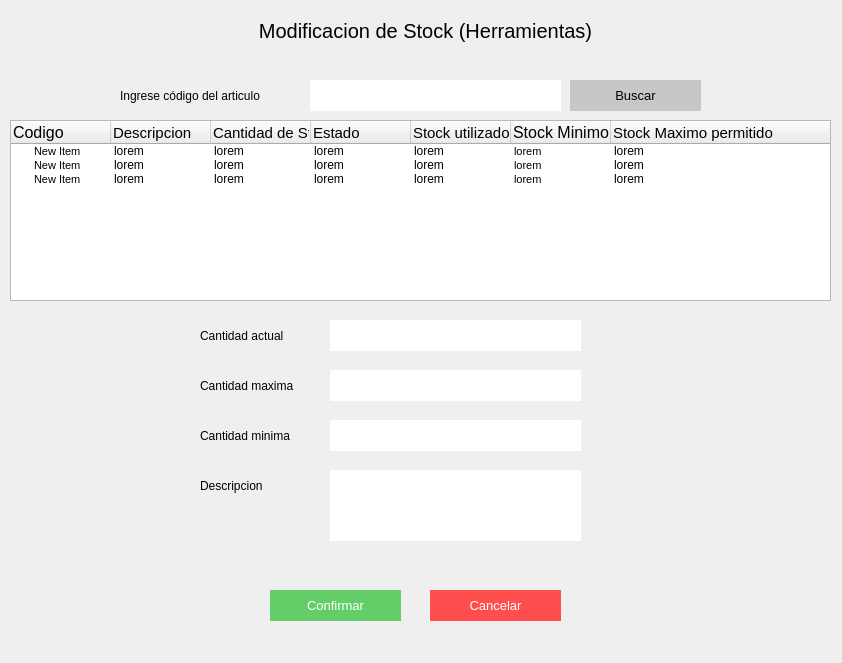
Above: Pantallas UI/Herramientas/modificacion de stock/modificacionDeStockHerramientas.ui from AlemFernandez786/Scabox before the change. Below: the same form after it.
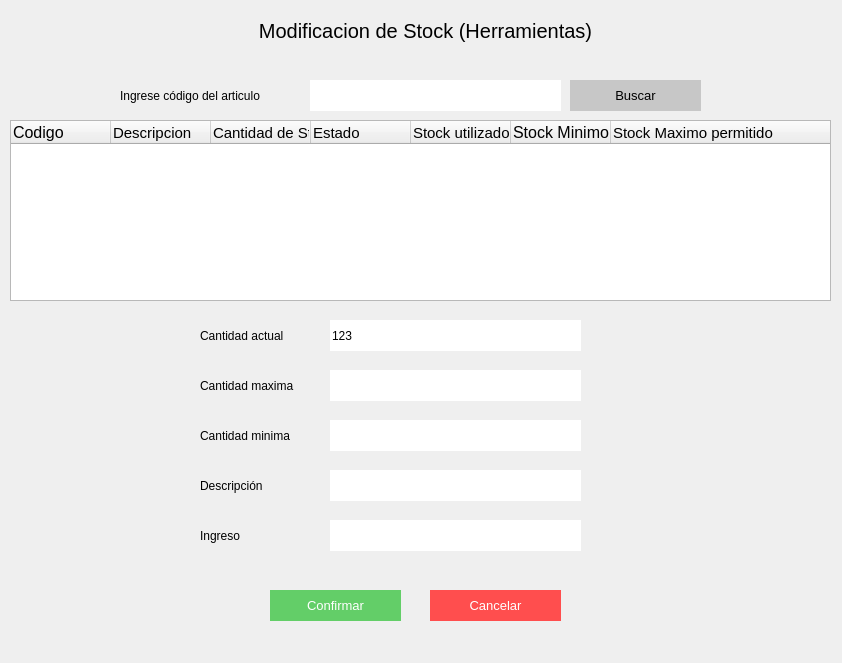
That is the form after the change.

What changed in the file:
```diff
--- a/Pantallas UI/Herramientas/modificacion de stock/modificacionDeStockHerramientas.ui
+++ b/Pantallas UI/Herramientas/modificacion de stock/modificacionDeStockHerramientas.ui
@@ -124,6 +124,9 @@
    </property>
   </widget>
   <widget class="QLineEdit" name="he_input_1">
+   <property name="enabled">
+    <bool>false</bool>
+   </property>
    <property name="geometry">
     <rect>
      <x>330</x>
@@ -135,10 +138,11 @@
    <property name="styleSheet">
     <string notr="true">border:none;
 background-color: rgb(255, 255, 255);
-font: 11pt &quot;MS Shell Dlg 2&quot;;</string>
+font: 11pt &quot;MS Shell Dlg 2&quot;;
+color: rgb(0, 0, 0);</string>
    </property>
    <property name="text">
-    <string/>
+    <string>123</string>
    </property>
   </widget>
   <widget class="QLabel" name="label_3">
@@ -244,22 +248,26 @@
 text-align:center;</string>
    </property>
    <property name="text">
-    <string>Descripcion</string>
+    <string>Descripción</string>
    </property>
   </widget>
   <widget class="QTextEdit" name="he_input_4">
+   <property name="enabled">
+    <bool>false</bool>
+   </property>
    <property name="geometry">
     <rect>
      <x>330</x>
      <y>470</y>
      <width>251</width>
-     <height>71</height>
+     <height>31</height>
     </rect>
    </property>
    <property name="styleSheet">
     <string notr="true">border:none;
 background-color: rgb(255, 255, 255);
-font: 11pt &quot;MS Shell Dlg 2&quot;;</string>
+font: 11pt &quot;MS Shell Dlg 2&quot;;
+color: rgb(0, 0, 0);</string>
    </property>
   </widget>
   <widget class="QTreeWidget" name="he_tabla">
@@ -341,105 +349,41 @@
      </font>
     </property>
    </column>
-   <item>
-    <property name="text">
-     <string>New Item  </string>
-    </property>
-    <property name="font">
-     <font>
-      <pointsize>8</pointsize>
-     </font>
-    </property>
-    <property name="text">
-     <string>lorem</string>
-    </property>
-    <property name="text">
-     <string>lorem</string>
-    </property>
-    <property name="text">
-     <string>lorem</string>
-    </property>
-    <property name="text">
-     <string>lorem</string>
-    </property>
-    <property name="text">
-     <string>lorem</string>
-    </property>
-    <property name="font">
-     <font>
-      <pointsize>8</pointsize>
-     </font>
-    </property>
-    <property name="text">
-     <string>lorem</string>
-    </property>
-   </item>
-   <item>
-    <property name="text">
-     <string>New Item</string>
-    </property>
-    <property name="font">
-     <font>
-      <pointsize>8</pointsize>
-     </font>
-    </property>
-    <property name="text">
-     <string>lorem</string>
-    </property>
-    <property name="text">
-     <string>lorem</string>
-    </property>
-    <property name="text">
-     <string>lorem</string>
-    </property>
-    <property name="text">
-     <string>lorem</string>
-    </property>
-    <property name="text">
-     <string>lorem</string>
-    </property>
-    <property name="font">
-     <font>
-      <pointsize>8</pointsize>
-     </font>
-    </property>
-    <property name="text">
-     <string>lorem</string>
-    </property>
-   </item>
-   <item>
-    <property name="text">
-     <string>New Item</string>
-    </property>
-    <property name="font">
-     <font>
-      <pointsize>8</pointsize>
-     </font>
-    </property>
-    <property name="text">
-     <string>lorem</string>
-    </property>
-    <property name="text">
-     <string>lorem</string>
-    </property>
-    <property name="text">
-     <string>lorem</string>
-    </property>
-    <property name="text">
-     <string>lorem</string>
-    </property>
-    <property name="text">
-     <string>lorem</string>
-    </property>
-    <property name="font">
-     <font>
-      <pointsize>8</pointsize>
-     </font>
-    </property>
-    <property name="text">
-     <string>lorem</string>
-    </property>
-   </item>
+  </widget>
+  <widget class="QLabel" name="label_7">
+   <property name="geometry">
+    <rect>
+     <x>200</x>
+     <y>520</y>
+     <width>111</width>
+     <height>31</height>
+    </rect>
+   </property>
+   <property name="styleSheet">
+    <string notr="true">font: 11pt &quot;MS Shell Dlg 2&quot;;
+text-align:center;</string>
+   </property>
+   <property name="text">
+    <string>Ingreso</string>
+   </property>
+  </widget>
+  <widget class="QLineEdit" name="he_input_5">
+   <property name="geometry">
+    <rect>
+     <x>330</x>
+     <y>520</y>
+     <width>251</width>
+     <height>31</height>
+    </rect>
+   </property>
+   <property name="styleSheet">
+    <string notr="true">border:none;
+background-color: rgb(255, 255, 255);
+font: 11pt &quot;MS Shell Dlg 2&quot;;</string>
+   </property>
+   <property name="text">
+    <string/>
+   </property>
   </widget>
  </widget>
  <resources/>
```
Left out of the diff: 14 changed lines with no effect on the pictures.
